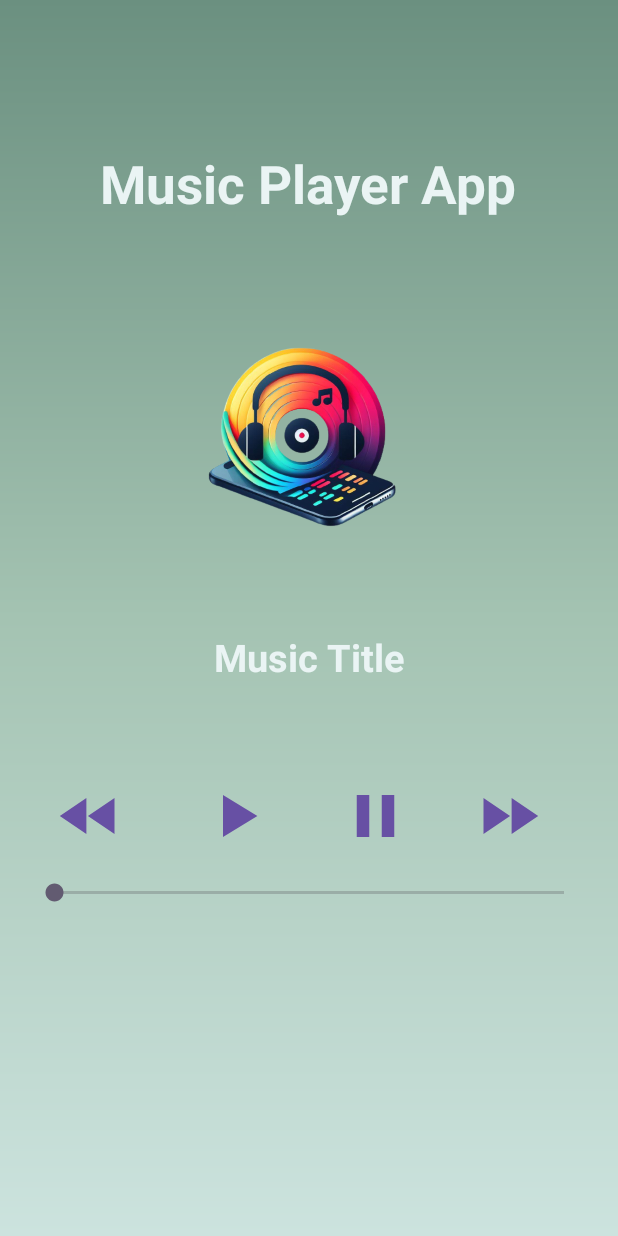
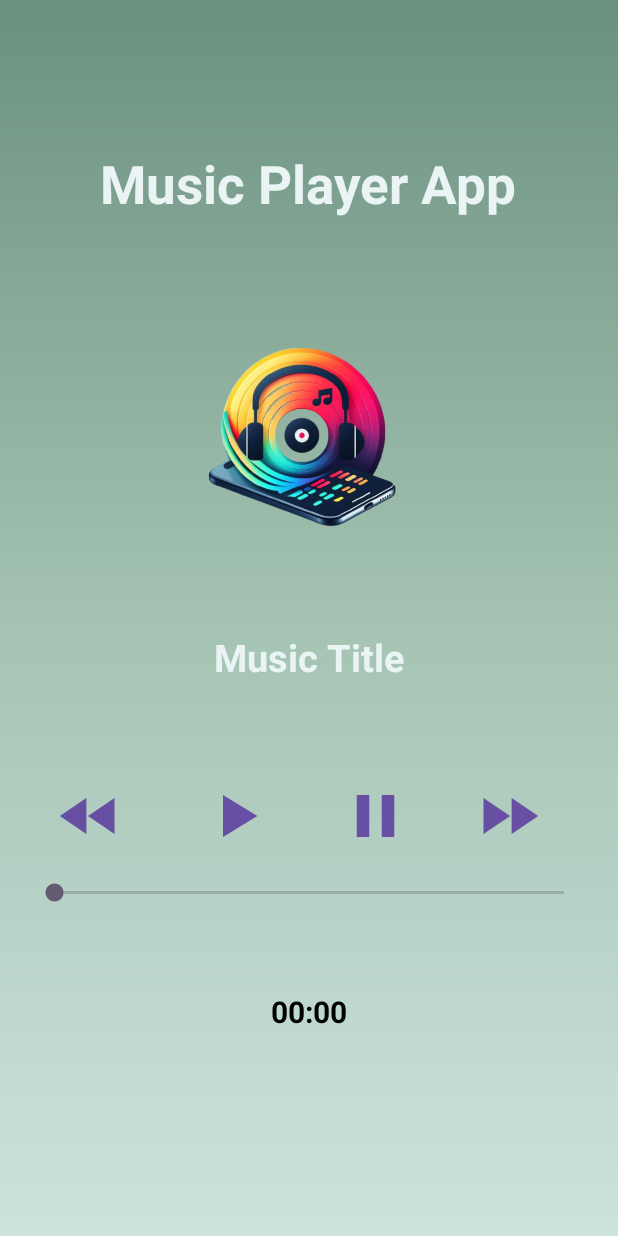
Before and after one commit to yhrjfj/Music_Player_Learning_Kotlin, an Android app: the screen it shows after launch (MainActivity), on a phone screen of 412 x 824 dp. Run offline under Robolectric (Android 15) with nearby library versions, the phone set to English and light mode, and no system bars.

Commit message:
Add time_left_text

```diff
--- a/app/src/main/res/layout/activity_main.xml
+++ b/app/src/main/res/layout/activity_main.xml
@@ -105,5 +105,18 @@
         app:layout_constraintHorizontal_bias="0.0"
         app:layout_constraintStart_toStartOf="parent" />
 
+    <TextView
+        android:id="@+id/time_left_text"
+        android:layout_width="wrap_content"
+        android:layout_height="wrap_content"
+        android:layout_marginBottom="136dp"
+        android:text="00:00"
+        android:textColor="@color/black"
+        android:textSize="20sp"
+        android:textStyle="bold"
+        app:layout_constraintBottom_toBottomOf="parent"
+        app:layout_constraintEnd_toEndOf="parent"
+        app:layout_constraintStart_toStartOf="parent" />
+
 
 </androidx.constraintlayout.widget.ConstraintLayout>
```
